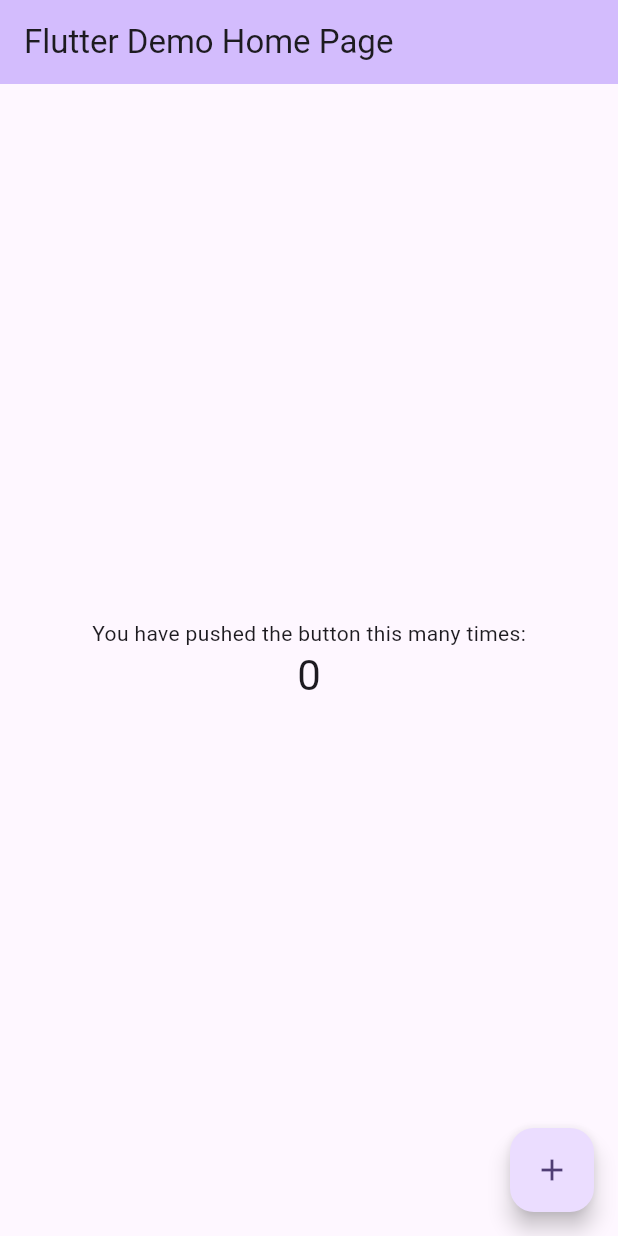
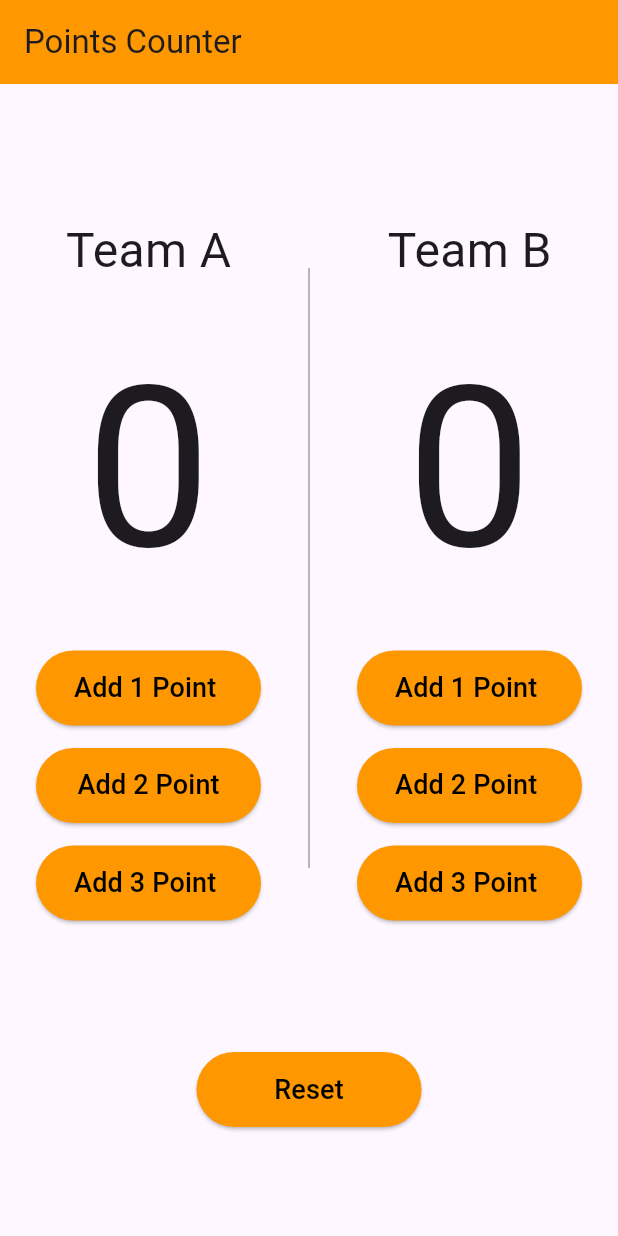
Before and after one commit to Abdofaredov/weatherAppWithBloc, a Flutter app: the screen it shows after launch, on a phone screen of 412 x 824 dp. Run offline on Flutter 3.47's test engine with Material 3 defaults, Android fonts, the phone set to English and light mode, and no system bars; our stand-ins replace flutter_bloc.

Commit message:
counterApp_with_bloc

```diff
--- /dev/null
+++ b/lib/cubit/counter_cubit.dart
@@ -0,0 +1,26 @@
+import 'package:blocapps/cubit/counter_state.dart';
+import 'package:flutter_bloc/flutter_bloc.dart';
+
+class CounterCubit extends Cubit<CounterState> {
+  CounterCubit() : super(CounterInitialState());
+
+  int teamAPoints = 0;
+
+  int teamBPoints = 0;
+
+  void teamIncrement({required String team, required int buttonNumber}) {
+    if (team == 'A') {
+      teamAPoints += buttonNumber;
+      emit(CounterAIncrementState());
+    } else {
+      teamBPoints += buttonNumber;
+      emit(CounterBIncrementState());
+    }
+  }
+
+  void resetNumber() {
+    teamAPoints = 0;
+    teamBPoints = 0;
+    emit(CounterResetState());
+  }
+}
--- /dev/null
+++ b/lib/cubit/counter_state.dart
@@ -0,0 +1,9 @@
+abstract class CounterState {}
+
+class CounterInitialState extends CounterState {}
+
+class CounterAIncrementState extends CounterState {}
+
+class CounterBIncrementState extends CounterState {}
+
+class CounterResetState extends CounterState {}
--- a/lib/main.dart
+++ b/lib/main.dart
@@ -1,125 +1,218 @@
+import 'package:blocapps/cubit/counter_cubit.dart';
+import 'package:blocapps/cubit/counter_state.dart';
 import 'package:flutter/material.dart';
+import 'package:flutter_bloc/flutter_bloc.dart';
 
 void main() {
-  runApp(const MyApp());
+  runApp(const PointsCounter());
 }
 
-class MyApp extends StatelessWidget {
-  const MyApp({super.key});
+class PointsCounter extends StatelessWidget {
+  const PointsCounter({super.key});
 
-  // This widget is the root of your application.
   @override
   Widget build(BuildContext context) {
-    return MaterialApp(
-      title: 'Flutter Demo',
-      theme: ThemeData(
-        // This is the theme of your application.
-        //
-        // TRY THIS: Try running your application with "flutter run". You'll see
-        // the application has a purple toolbar. Then, without quitting the app,
-        // try changing the seedColor in the colorScheme below to Colors.green
-        // and then invoke "hot reload" (save your changes or press the "hot
-        // reload" button in a Flutter-supported IDE, or press "r" if you used
-        // the command line to start the app).
-        //
-        // Notice that the counter didn't reset back to zero; the application
-        // state is not lost during the reload. To reset the state, use hot
-        // restart instead.
-        //
-        // This works for code too, not just values: Most code changes can be
-        // tested with just a hot reload.
-        colorScheme: ColorScheme.fromSeed(seedColor: Colors.deepPurple),
-        useMaterial3: true,
+    return BlocProvider(
+      create: (context) => CounterCubit(),
+      child: MaterialApp(
+        debugShowCheckedModeBanner: false,
+        home: HomePage(),
       ),
-      home: const MyHomePage(title: 'Flutter Demo Home Page'),
     );
   }
 }
 
-class MyHomePage extends StatefulWidget {
-  const MyHomePage({super.key, required this.title});
-
-  // This widget is the home page of your application. It is stateful, meaning
-  // that it has a State object (defined below) that contains fields that affect
-  // how it looks.
-
-  // This class is the configuration for the state. It holds the values (in this
-  // case the title) provided by the parent (in this case the App widget) and
-  // used by the build method of the State. Fields in a Widget subclass are
-  // always marked "final".
-
-  final String title;
-
-  @override
-  State<MyHomePage> createState() => _MyHomePageState();
-}
-
-class _MyHomePageState extends State<MyHomePage> {
-  int _counter = 0;
-
-  void _incrementCounter() {
-    setState(() {
-      // This call to setState tells the Flutter framework that something has
-      // changed in this State, which causes it to rerun the build method below
-      // so that the display can reflect the updated values. If we changed
-      // _counter without calling setState(), then the build method would not be
-      // called again, and so nothing would appear to happen.
-      _counter++;
-    });
-  }
+class HomePage extends StatelessWidget {
+  const HomePage({super.key});
 
   @override
   Widget build(BuildContext context) {
-    // This method is rerun every time setState is called, for instance as done
-    // by the _incrementCounter method above.
-    //
-    // The Flutter framework has been optimized to make rerunning build methods
-    // fast, so that you can just rebuild anything that needs updating rather
-    // than having to individually change instances of widgets.
+    return BlocConsumer<CounterCubit, CounterState>(
+      listener: (context, state) {},
+      builder: (context, state) {
+        var cubit = BlocProvider.of<CounterCubit>(context);
+
         return Scaffold(
           appBar: AppBar(
-        // TRY THIS: Try changing the color here to a specific color (to
-        // Colors.amber, perhaps?) and trigger a hot reload to see the AppBar
-        // change color while the other colors stay the same.
-        backgroundColor: Theme.of(context).colorScheme.inversePrimary,
-        // Here we take the value from the MyHomePage object that was created by
-        // the App.build method, and use it to set our appbar title.
-        title: Text(widget.title),
+            backgroundColor: Colors.orange,
+            title: const Text('Points Counter'),
           ),
-      body: Center(
-        // Center is a layout widget. It takes a single child and positions it
-        // in the middle of the parent.
+          body: Column(
+            mainAxisAlignment: MainAxisAlignment.spaceEvenly,
+            children: [
+              Row(
+                mainAxisAlignment: MainAxisAlignment.spaceEvenly,
+                children: [
+                  SizedBox(
+                    height: 500,
                     child: Column(
-          // Column is also a layout widget. It takes a list of children and
-          // arranges them vertically. By default, it sizes itself to fit its
-          // children horizontally, and tries to be as tall as its parent.
-          //
-          // Column has various properties to control how it sizes itself and
-          // how it positions its children. Here we use mainAxisAlignment to
-          // center the children vertically; the main axis here is the vertical
-          // axis because Columns are vertical (the cross axis would be
-          // horizontal).
-          //
-          // TRY THIS: Invoke "debug painting" (choose the "Toggle Debug Paint"
-          // action in the IDE, or press "p" in the console), to see the
-          // wireframe for each widget.
-          mainAxisAlignment: MainAxisAlignment.center,
-          children: <Widget>[
+                      mainAxisAlignment: MainAxisAlignment.spaceEvenly,
+                      children: [
                         const Text(
-              'You have pushed the button this many times:',
+                          'Team A',
+                          style: TextStyle(
+                            fontSize: 32,
+                          ),
                         ),
                         Text(
-              '$_counter',
-              style: Theme.of(context).textTheme.headlineMedium,
+                          '${cubit.teamAPoints}',
+                          style: const TextStyle(
+                            fontSize: 150,
+                          ),
+                        ),
+                        ElevatedButton(
+                          style: ElevatedButton.styleFrom(
+                            padding: const EdgeInsets.all(8),
+                            backgroundColor: Colors.orange,
+                            minimumSize: const Size(150, 50),
+                          ),
+                          onPressed: () {
+                            cubit.teamIncrement(team: 'A', buttonNumber: 1);
+                          },
+                          child: const Text(
+                            'Add 1 Point ',
+                            style: TextStyle(
+                              fontSize: 18,
+                              color: Colors.black,
+                            ),
+                          ),
+                        ),
+                        ElevatedButton(
+                          style: ElevatedButton.styleFrom(
+                            backgroundColor: Colors.orange,
+                            minimumSize: const Size(150, 50),
+                          ),
+                          onPressed: () {
+                            cubit.teamIncrement(team: 'A', buttonNumber: 2);
+                          },
+                          child: const Text(
+                            'Add 2 Point',
+                            style: TextStyle(
+                              fontSize: 18,
+                              color: Colors.black,
+                            ),
+                          ),
+                        ),
+                        ElevatedButton(
+                          style: ElevatedButton.styleFrom(
+                            backgroundColor: Colors.orange,
+                            minimumSize: const Size(150, 50),
+                          ),
+                          onPressed: () {
+                            cubit.teamIncrement(team: 'A', buttonNumber: 3);
+                          },
+                          child: const Text(
+                            'Add 3 Point ',
+                            style: TextStyle(
+                              fontSize: 18,
+                              color: Colors.black,
+                            ),
+                          ),
                         ),
                       ],
                     ),
                   ),
-      floatingActionButton: FloatingActionButton(
-        onPressed: _incrementCounter,
-        tooltip: 'Increment',
-        child: const Icon(Icons.add),
-      ), // This trailing comma makes auto-formatting nicer for build methods.
+                  const SizedBox(
+                    height: 500,
+                    child: VerticalDivider(
+                      indent: 50,
+                      endIndent: 50,
+                      color: Colors.grey,
+                      thickness: 1,
+                    ),
+                  ),
+                  SizedBox(
+                    height: 500,
+                    child: Column(
+                      mainAxisAlignment: MainAxisAlignment.spaceEvenly,
+                      children: [
+                        const Text(
+                          'Team B',
+                          style: TextStyle(
+                            fontSize: 32,
+                          ),
+                        ),
+                        Text(
+                          '${cubit.teamBPoints}',
+                          style: const TextStyle(
+                            fontSize: 150,
+                          ),
+                        ),
+                        ElevatedButton(
+                          style: ElevatedButton.styleFrom(
+                            padding: const EdgeInsets.all(8),
+                            backgroundColor: Colors.orange,
+                            minimumSize: const Size(150, 50),
+                          ),
+                          onPressed: () {
+                            cubit.teamIncrement(team: 'B', buttonNumber: 1);
+                          },
+                          child: const Text(
+                            'Add 1 Point ',
+                            style: TextStyle(
+                              fontSize: 18,
+                              color: Colors.black,
+                            ),
+                          ),
+                        ),
+                        ElevatedButton(
+                          style: ElevatedButton.styleFrom(
+                            backgroundColor: Colors.orange,
+                            minimumSize: const Size(150, 50),
+                          ),
+                          onPressed: () {
+                            cubit.teamIncrement(team: 'B', buttonNumber: 2);
+                          },
+                          child: const Text(
+                            'Add 2 Point ',
+                            style: TextStyle(
+                              fontSize: 18,
+                              color: Colors.black,
+                            ),
+                          ),
+                        ),
+                        ElevatedButton(
+                          style: ElevatedButton.styleFrom(
+                            backgroundColor: Colors.orange,
+                            minimumSize: const Size(150, 50),
+                          ),
+                          onPressed: () {
+                            cubit.teamIncrement(team: 'B', buttonNumber: 3);
+                          },
+                          child: const Text(
+                            'Add 3 Point ',
+                            style: TextStyle(
+                              fontSize: 18,
+                              color: Colors.black,
+                            ),
+                          ),
+                        ),
+                      ],
+                    ),
+                  ),
+                ],
+              ),
+              ElevatedButton(
+                style: ElevatedButton.styleFrom(
+                  padding: const EdgeInsets.all(8),
+                  backgroundColor: Colors.orange,
+                  minimumSize: const Size(150, 50),
+                ),
+                onPressed: () {
+                  cubit.resetNumber();
+                },
+                child: const Text(
+                  'Reset',
+                  style: TextStyle(
+                    fontSize: 18,
+                    color: Colors.black,
+                  ),
+                ),
+              ),
+            ],
+          ),
+        );
+      },
     );
   }
 }
--- a/pubspec.yaml
+++ b/pubspec.yaml
@@ -35,6 +35,8 @@ dependencies:
   # The following adds the Cupertino Icons font to your application.
   # Use with the CupertinoIcons class for iOS style icons.
   cupertino_icons: ^1.0.2
+  flutter_bloc: ^8.1.4
+  bloc: ^8.1.3
 
 dev_dependencies:
   flutter_test:
```
Also changed, not shown: pubspec.lock, 1 other file. Lines whose indentation alone changed are shown as unchanged.
